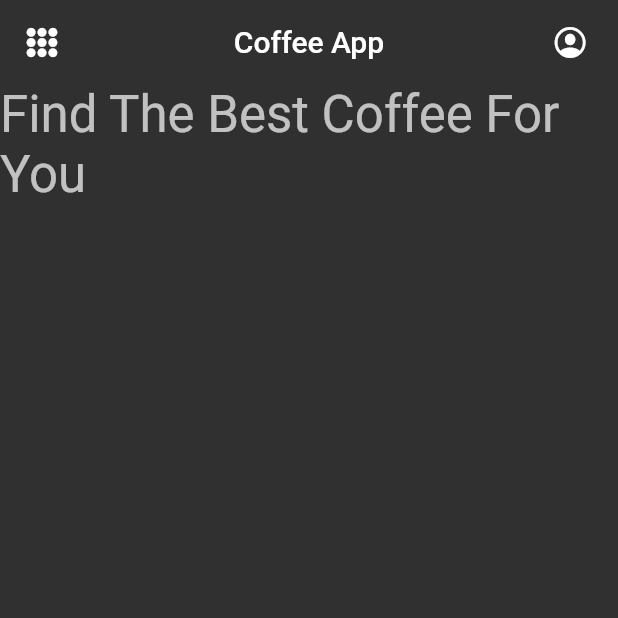
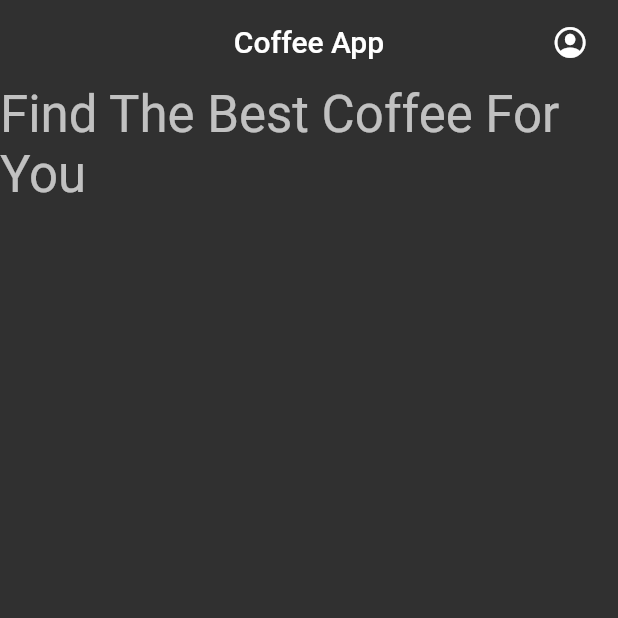
Before and after one commit to hakandindis/coffee_app, a Flutter app: the FavoritePage screen opened by its route, on a phone screen of 412 x 824 dp, the top half of it. Run offline on Flutter 3.47's test engine with Material 2 defaults, Android fonts, the phone set to English and light mode, and no system bars; drawn by our look-alikes of badges; our stand-ins replace bloc, cloud_firestore, equatable, firebase_core, flutter_bloc; accounts and stored records are empty.

Commit message:
main_app_bar modified

```diff
--- a/lib/feature/drink/service/drink_service.dart
+++ b/lib/feature/drink/service/drink_service.dart
@@ -10,7 +10,7 @@ class CoffeeService {
   }
 
   List<DrinkModel> getAllCoffees() {
-    List<DrinkModel> drinkList;
+    //List<DrinkModel> drinkList;
 
     //Default return value
     return [DrinkModel(name: "", description: "", imgName: "", price: 15)];
--- a/lib/feature/drink/widget/drink_image.dart
+++ b/lib/feature/drink/widget/drink_image.dart
@@ -1,10 +1,7 @@
 part of 'drink_card.dart';
 
 class _DrinkImage extends StatelessWidget {
-  const _DrinkImage({
-    Key? key,
-    required this.model,
-  }) : super(key: key);
+  const _DrinkImage({Key? key, required this.model}) : super(key: key);
 
   final DrinkModel model;
 
--- a/lib/feature/drink/widget/name_description.dart
+++ b/lib/feature/drink/widget/name_description.dart
@@ -18,7 +18,7 @@ class _NameAndDescriptionTexts extends StatelessWidget {
           model.name ?? "",
           style: Theme.of(context).textTheme.headline6?.copyWith(fontSize: 35),
         ),
-        SizedBox(height: 10),
+        const SizedBox(height: 10),
         Text(
           model.description ?? "",
           style: Theme.of(context).textTheme.subtitle2?.copyWith(
--- a/lib/feature/favorite/view/favorite_view.dart
+++ b/lib/feature/favorite/view/favorite_view.dart
@@ -8,7 +8,7 @@ import 'package:flutter/material.dart';
 class FavoriteView extends StatelessWidget {
   FavoriteView({Key? key}) : super(key: key);
   final Stream<QuerySnapshot> _favoriteStream =
-      FirebaseFirestore.instance.collection("coffees").where("price", isGreaterThan: 1).snapshots();
+      FirebaseFirestore.instance.collection("drinks").where("price", isGreaterThan: 1).snapshots();
 
   @override
   Widget build(BuildContext context) {
--- a/lib/product/components/main_app_bar.dart
+++ b/lib/product/components/main_app_bar.dart
@@ -2,11 +2,11 @@ import 'package:flutter/cupertino.dart';
 import 'package:flutter/material.dart';
 
 class MainAppBar extends AppBar {
-  MainAppBar({
-    Key? key,
-  }) : super(
+  MainAppBar({Key? key})
+      : super(
           key: key,
-          leading: const Icon(CupertinoIcons.circle_grid_3x3_fill),
+          //leading: const Icon(CupertinoIcons.circle_grid_3x3_fill),
+          automaticallyImplyLeading: false,
           actions: const [Icon(CupertinoIcons.profile_circled), SizedBox(width: 20)],
           title: const Text("Coffee App"),
         );
```
